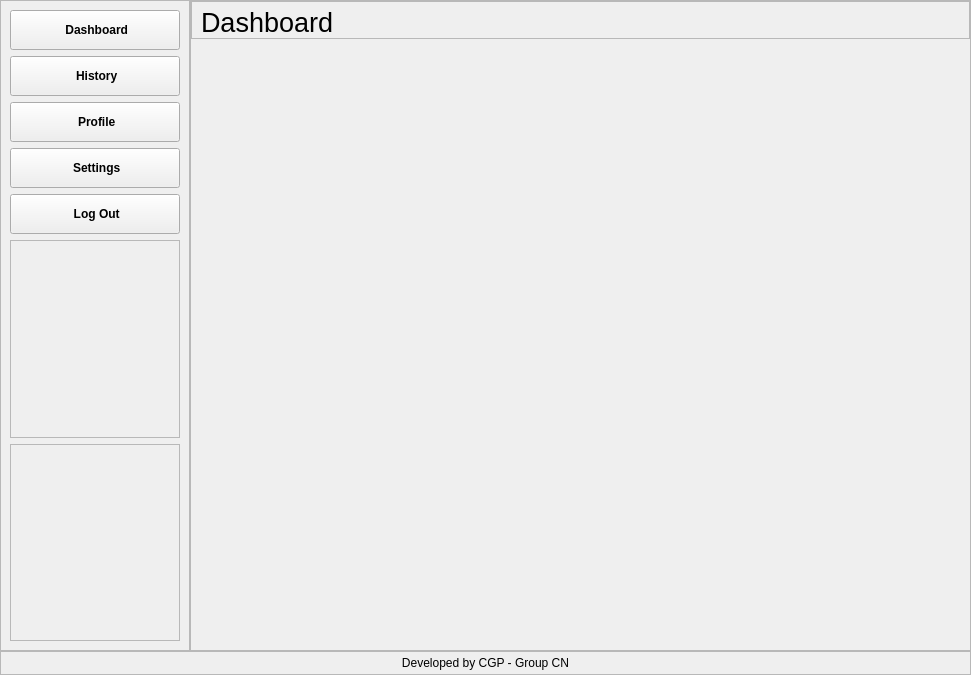
The window that config/ux.ui (upekshaip/medical-project-app) describes before a commit, drawn with Qt 5.
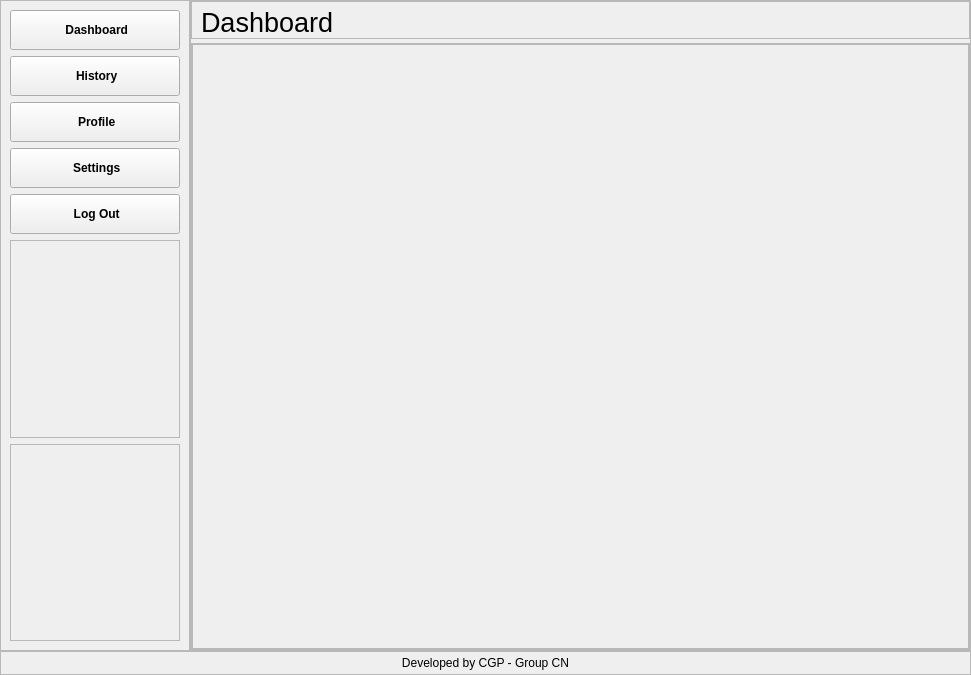
The same window after the commit. The open tabs and pages were chosen to show the change. Icons and pictures are not drawn.

```diff
--- a/config/ux.ui
+++ b/config/ux.ui
@@ -2382,7 +2382,69 @@
               </layout>
              </widget>
              <widget class="QWidget" name="settings"/>
-             <widget class="QWidget" name="sub_history"/>
+             <widget class="QWidget" name="sub_history">
+              <layout class="QVBoxLayout" name="verticalLayout_10">
+               <property name="spacing">
+                <number>4</number>
+               </property>
+               <property name="leftMargin">
+                <number>0</number>
+               </property>
+               <property name="topMargin">
+                <number>0</number>
+               </property>
+               <property name="rightMargin">
+                <number>0</number>
+               </property>
+               <property name="bottomMargin">
+                <number>0</number>
+               </property>
+               <item>
+                <widget class="QScrollArea" name="scrollArea_2">
+                 <property name="widgetResizable">
+                  <bool>true</bool>
+                 </property>
+                 <widget class="QWidget" name="scrollArea1">
+                  <property name="geometry">
+                   <rect>
+                    <x>0</x>
+                    <y>0</y>
+                    <width>777</width>
+                    <height>598</height>
+                   </rect>
+                  </property>
+                  <layout class="QVBoxLayout" name="verticalLayout_11">
+                   <property name="spacing">
+                    <number>4</number>
+                   </property>
+                   <property name="leftMargin">
+                    <number>0</number>
+                   </property>
+                   <property name="topMargin">
+                    <number>0</number>
+                   </property>
+                   <property name="rightMargin">
+                    <number>0</number>
+                   </property>
+                   <property name="bottomMargin">
+                    <number>0</number>
+                   </property>
+                   <item>
+                    <widget class="QFrame" name="scroll_frame_sub">
+                     <property name="frameShape">
+                      <enum>QFrame::StyledPanel</enum>
+                     </property>
+                     <property name="frameShadow">
+                      <enum>QFrame::Raised</enum>
+                     </property>
+                    </widget>
+                   </item>
+                  </layout>
+                 </widget>
+                </widget>
+               </item>
+              </layout>
+             </widget>
              <widget class="QWidget" name="add_report"/>
              <widget class="QWidget" name="add_sub_report"/>
             </widget>
```
Left out of the diff: 36 changed lines with no effect on the pictures.
